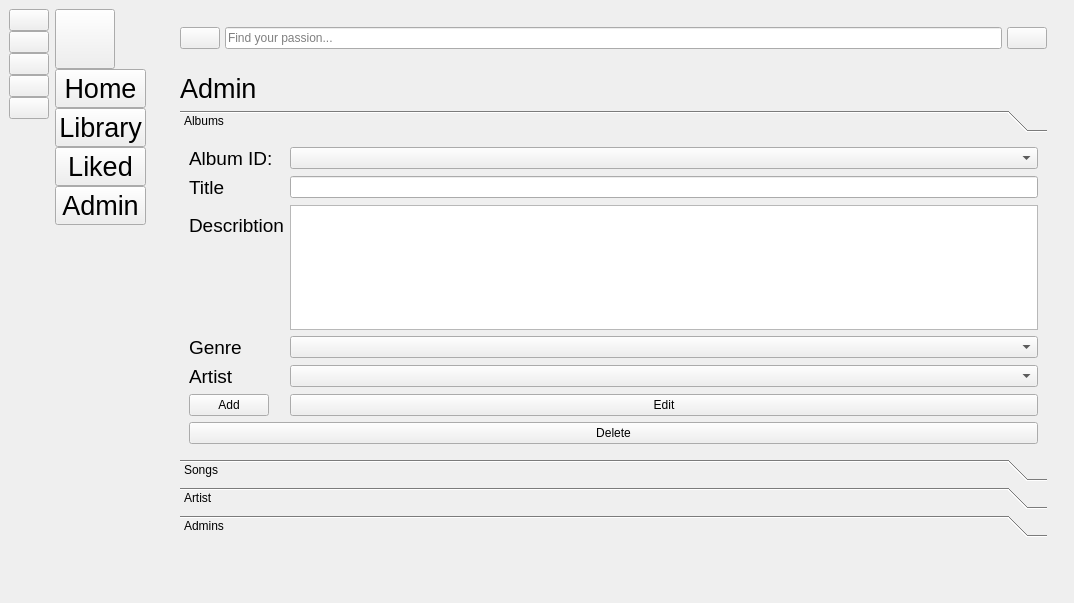
Above: gui/mainscreen.ui from blackjackmk/duckyfm before the change. Below: the same form after it.
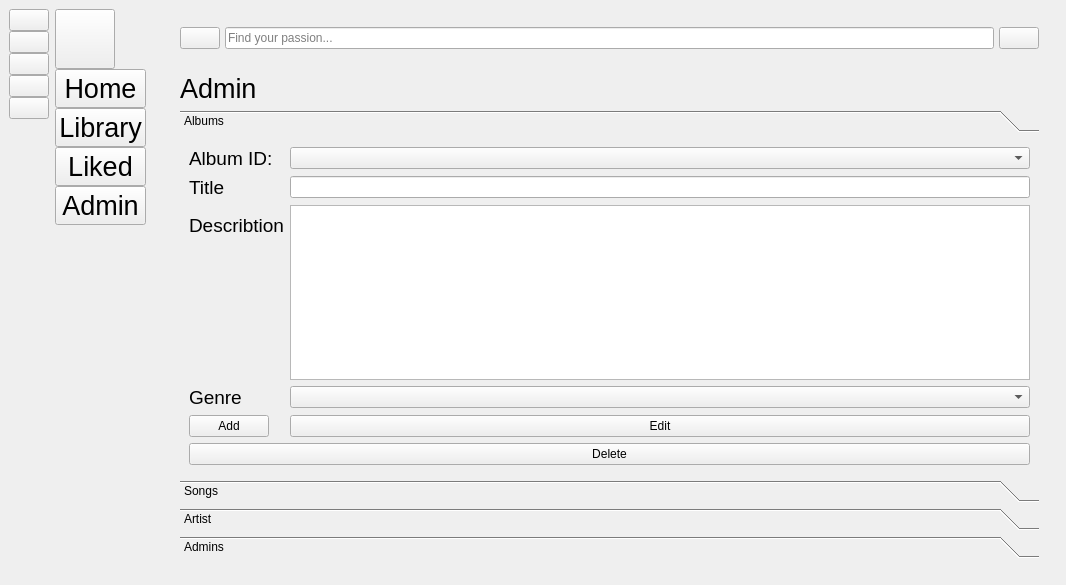
That is the form after the change. The open tabs and pages were chosen to show the change. Icons and pictures are not drawn.

```diff
--- a/gui/mainscreen.ui
+++ b/gui/mainscreen.ui
@@ -6,8 +6,8 @@
    <rect>
     <x>0</x>
     <y>0</y>
-    <width>1074</width>
-    <height>603</height>
+    <width>1066</width>
+    <height>574</height>
    </rect>
   </property>
   <property name="windowTitle">
@@ -868,6 +868,12 @@
            </item>
            <item>
             <widget class="QToolBox" name="toolBox">
+             <property name="sizePolicy">
+              <sizepolicy hsizetype="Preferred" vsizetype="MinimumExpanding">
+               <horstretch>0</horstretch>
+               <verstretch>0</verstretch>
+              </sizepolicy>
+             </property>
              <property name="currentIndex">
               <number>0</number>
              </property>
@@ -875,9 +881,9 @@
               <property name="geometry">
                <rect>
                 <x>0</x>
-                <y>-78</y>
-                <width>779</width>
-                <height>275</height>
+                <y>0</y>
+                <width>788</width>
+                <height>305</height>
                </rect>
               </property>
               <attribute name="label">
@@ -944,42 +950,27 @@
                <item row="5" column="1">
                 <widget class="QComboBox" name="genre_field"/>
                </item>
-               <item row="7" column="0">
+               <item row="6" column="0">
                 <widget class="QPushButton" name="album_add_btn">
                  <property name="text">
                   <string>Add</string>
                  </property>
                 </widget>
                </item>
-               <item row="7" column="1">
+               <item row="6" column="1">
                 <widget class="QPushButton" name="album_edit_btn">
                  <property name="text">
                   <string>Edit</string>
                  </property>
                 </widget>
                </item>
-               <item row="8" column="0" colspan="2">
+               <item row="7" column="0" colspan="2">
                 <widget class="QPushButton" name="album_dlt_btn">
                  <property name="text">
                   <string>Delete</string>
                  </property>
                 </widget>
                </item>
-               <item row="6" column="0">
-                <widget class="QLabel" name="artist">
-                 <property name="font">
-                  <font>
-                   <pointsize>14</pointsize>
-                  </font>
-                 </property>
-                 <property name="text">
-                  <string>Artist</string>
-                 </property>
-                </widget>
-               </item>
-               <item row="6" column="1">
-                <widget class="QComboBox" name="artist_field"/>
-               </item>
               </layout>
              </widget>
              <widget class="QWidget" name="songs_admin">
@@ -1290,10 +1281,13 @@
              <property name="orientation">
               <enum>Qt::Vertical</enum>
              </property>
+             <property name="sizeType">
+              <enum>QSizePolicy::Preferred</enum>
+             </property>
              <property name="sizeHint" stdset="0">
               <size>
                <width>20</width>
-               <height>60</height>
+               <height>20</height>
               </size>
              </property>
             </spacer>
```
Left out of the diff: 10 changed lines with no effect on the pictures.
